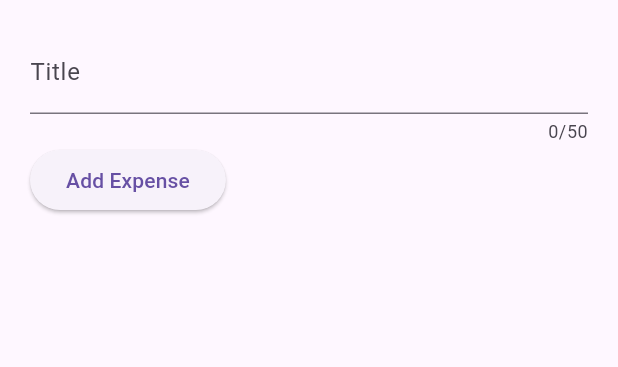
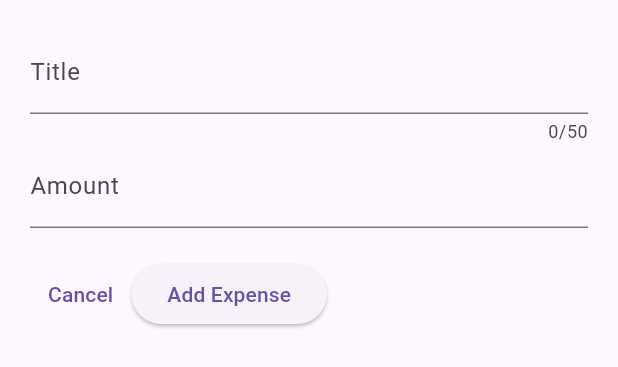
Before and after one commit to bcondefoodics/my_expense_tracker, a Flutter app: the NewExpense widget shown alone on an empty page, opened directly, after a tap on "Add Expense", on a phone screen of 412 x 824 dp. Shown: the top 367 px of the screen. Run offline on Flutter 3.47's test engine with Material 3 defaults, Android fonts, the phone set to English and light mode, and no system bars; missing offline and left inert: uuid_v4.

Commit message:
Update amount text field with prefix + TextEditingController

```diff
--- a/lib/widgets/new_expense/new_expense.dart
+++ b/lib/widgets/new_expense/new_expense.dart
@@ -10,14 +10,20 @@ class NewExpense extends StatefulWidget {
 }
 
 class _NewExpenseState extends State<NewExpense> {
-  var _enteredTitle = '';
+  var _titleController = TextEditingController();
+  var _amountController = TextEditingController();
 
-  void _saveInputTitle(String value) {
-    _enteredTitle = value;
+  @override
+  void dispose() {
+    _titleController.dispose();
+    _amountController.dispose();
+
+    super.dispose();
   }
 
   void _addExpense() {
-    print(_enteredTitle);
+    print(_titleController.text);
+    print(_amountController.text);
   }
 
   @override
@@ -27,12 +33,22 @@ class _NewExpenseState extends State<NewExpense> {
       child: Column(
         children: [
           TextField(
-            onChanged: _saveInputTitle,
+            controller: _titleController,
             maxLength: 50,
             decoration: InputDecoration(label: Text('Title')),
           ),
+          TextField(
+            controller: _amountController,
+            keyboardType: TextInputType.number,
+            decoration: InputDecoration(
+              prefixText: '\$ ',
+              label: Text('Amount'),
+            ),
+          ),
+          SizedBox(height: 20),
           Row(
             children: [
+              TextButton(onPressed: () {}, child: Text("Cancel")),
               ElevatedButton(
                 onPressed: _addExpense,
                 child: Text('Add Expense'),
```
